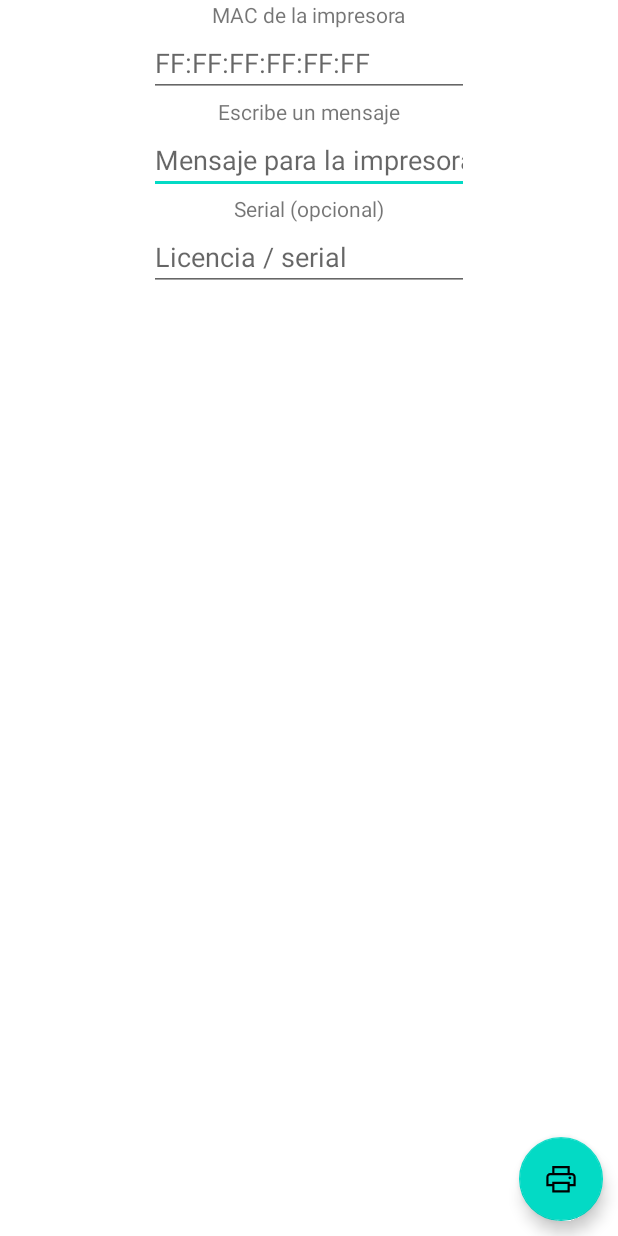
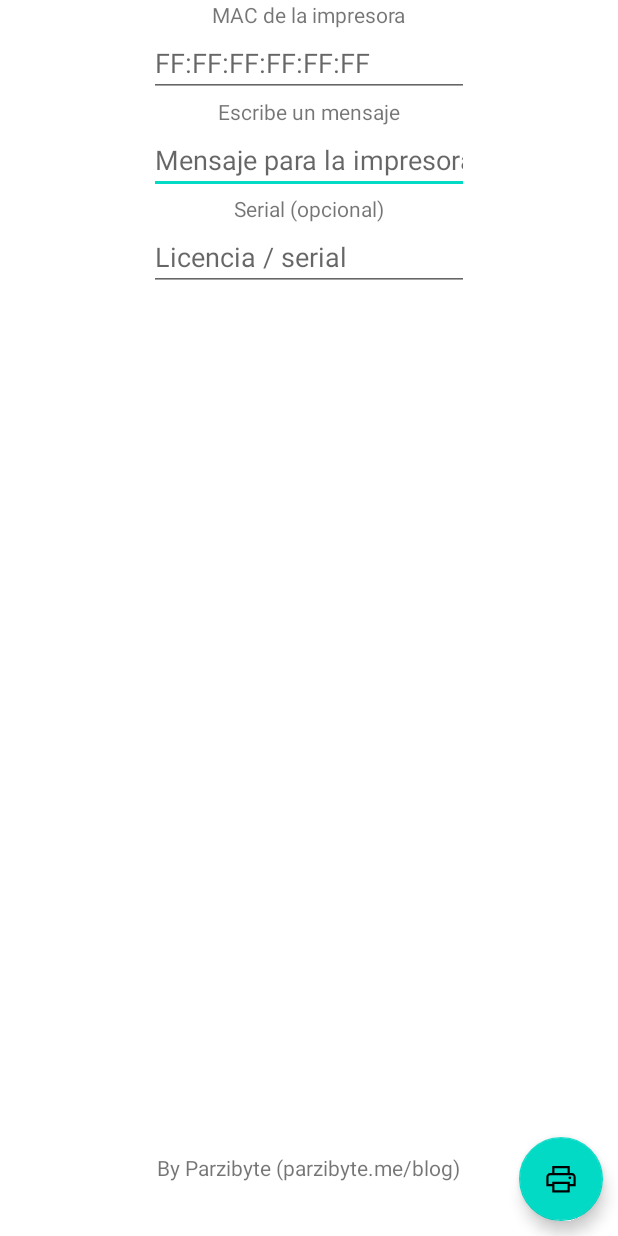
Before and after one commit to parzibyte/imprimir-impresora-termica-bluetooth-android-java, an Android app: the screen it shows after launch (MainActivity), on a phone screen of 412 x 824 dp. Run offline under Robolectric (Android 15) with nearby library versions, the phone set to English and light mode, and no system bars; our stand-ins replace Volley.

Commit message:
Detalles menores

```diff
--- a/app/src/main/java/com/example/imprimirenimpresoratrmicaconandroid/MainActivity.java
+++ b/app/src/main/java/com/example/imprimirenimpresoratrmicaconandroid/MainActivity.java
@@ -56,7 +56,8 @@ public class MainActivity extends AppCompatActivity {
                         .Iniciar()
                         .EscribirTexto(editTextMensaje.getText().toString())
                         .Feed(1)
-                        .EscribirTexto("Proudly brought to you by Parzibyte\n");
+                        .EscribirTexto("Proudly brought to you by Parzibyte\n")
+                        .Feed(2);
                 String cuerpo = "";
                 try {
                     cuerpo = conectorEscposAndroid.toJson().toString();
--- a/app/src/main/res/layout/activity_main.xml
+++ b/app/src/main/res/layout/activity_main.xml
@@ -65,7 +65,6 @@
         android:ems="10"
         android:hint="Licencia / serial"
         android:gravity="start|top"
-        android:inputType="textMultiLine"
         app:layout_constraintEnd_toEndOf="parent"
         app:layout_constraintStart_toStartOf="parent"
         app:layout_constraintTop_toBottomOf="@+id/textView4" />
@@ -81,5 +80,16 @@
         app:layout_constraintStart_toStartOf="parent"
         app:layout_constraintTop_toBottomOf="@+id/textView2" />
 
+    <TextView
+        android:id="@+id/textView5"
+        android:layout_width="wrap_content"
+        android:layout_height="wrap_content"
+        android:layout_marginBottom="36dp"
+        android:text="By Parzibyte (parzibyte.me/blog)"
+        app:layout_constraintBottom_toBottomOf="parent"
+        app:layout_constraintEnd_toEndOf="parent"
+        app:layout_constraintHorizontal_bias="0.498"
+        app:layout_constraintStart_toStartOf="parent" />
+
 
 </androidx.constraintlayout.widget.ConstraintLayout>
```
